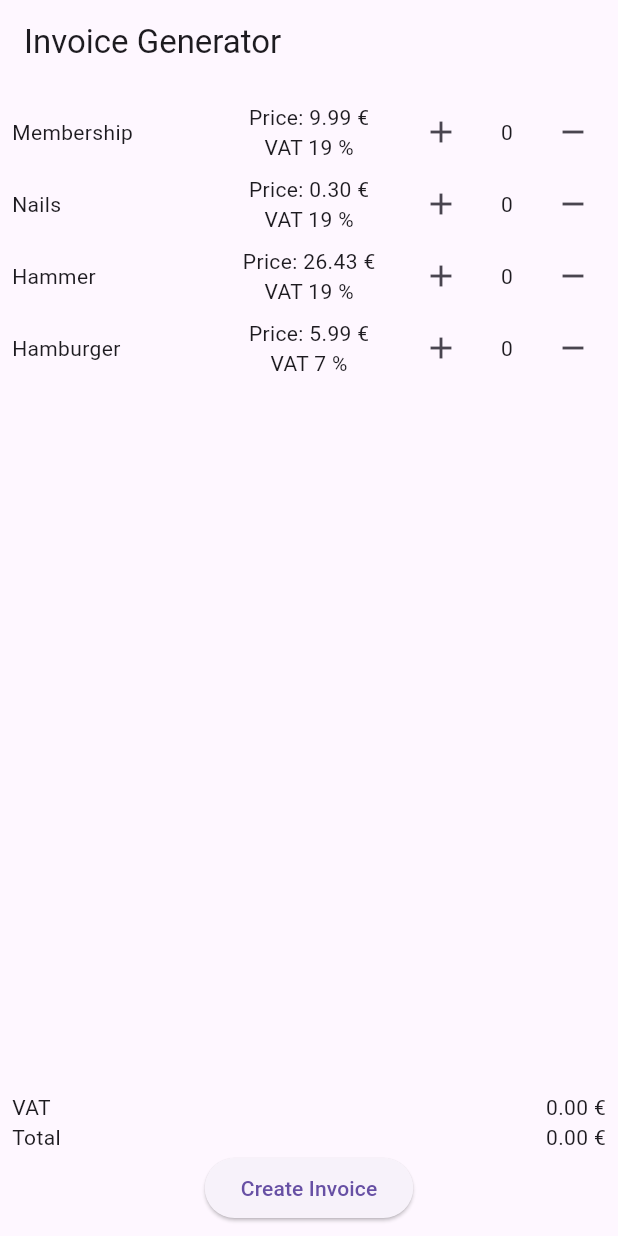
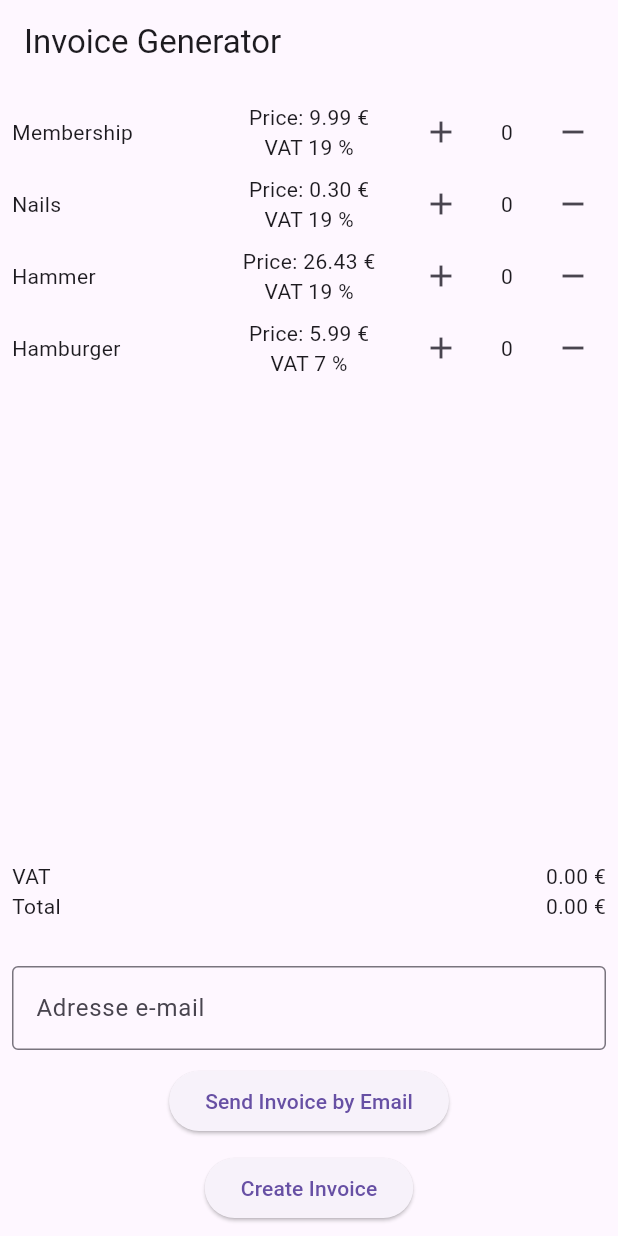
Before and after one commit to SjEDDA95/pdf_in_flutter_andmore, a Flutter app: the screen it shows after launch, on a phone screen of 412 x 824 dp. Run offline on Flutter 3.47's test engine with Material 3 defaults, Android fonts, the phone set to English and light mode, and no system bars; our stand-ins replace pdf; missing offline and left inert: flutter_email_sender, open_document.

```diff
--- a/lib/invoice_service.dart
+++ b/lib/invoice_service.dart
@@ -7,6 +7,7 @@ import 'package:path_provider/path_provider.dart';
 import 'model/product.dart';
 import 'package:pdf/pdf.dart';
 import 'package:pdf/widgets.dart' as pw;
+import 'package:flutter_email_sender/flutter_email_sender.dart';
 
 class CustomRow {
   final String itemName;
@@ -172,4 +173,24 @@ class PdfInvoiceService {
         )
         .toStringAsFixed(2);
   }
+
+  sendEmailWithInvoice(String recipientEmail, Uint8List pdfData) async {
+    final tempDir = await getTemporaryDirectory();
+    final filePath = '${tempDir.path}/invoice.pdf';
+    final file = File(filePath);
+    await file.writeAsBytes(pdfData);
+
+    final Email email = Email(
+      body: "Here is your invoice",
+      subject: "Your invoice",
+      recipients: [recipientEmail],
+      attachmentPaths: [filePath],
+      isHTML: false,
+    );
+    try {
+      await FlutterEmailSender.send(email);
+    } catch (error) {
+      print("bruh");
+    }
+  }
 }
--- a/lib/main.dart
+++ b/lib/main.dart
@@ -39,6 +39,8 @@ class _HomePageState extends State<HomePage> {
     Product("Hamburger", 5.99, 7),
   ];
   int number = 0;
+
+  final TextEditingController emailController = TextEditingController();
 
   @override
   Widget build(BuildContext context) {
@@ -111,6 +113,36 @@ class _HomePageState extends State<HomePage> {
               mainAxisAlignment: MainAxisAlignment.spaceBetween,
               children: [const Text("Total"), Text("${getTotal()} €")],
             ),
+            const SizedBox(height: 30),
+            TextField(
+              controller: emailController,
+              decoration: const InputDecoration(
+                labelText: "Adresse e-mail",
+                hintText: "Entrez l'adresse du client",
+                border: OutlineInputBorder(),
+              ),
+              keyboardType: TextInputType.emailAddress,
+            ),
+            const SizedBox(height: 10),
+            ElevatedButton(
+              onPressed: () async {
+                final email = emailController.text;
+                if (email.isEmpty) {
+                  ScaffoldMessenger.of(context).showSnackBar(
+                    const SnackBar(content: Text("Entrez une adresse mail")),
+                  );
+                  return;
+                }
+                final data = await service.createInvoice(products);
+                await service.sendEmailWithInvoice(email, data);
+                emailController.clear();
+                ScaffoldMessenger.of(context).showSnackBar(
+                  const SnackBar(content: Text("Invoice successfully sent")),
+                );
+              },
+              child: const Text("Send Invoice by Email"),
+            ),
+            const SizedBox(height: 10),
             ElevatedButton(
               onPressed: () async {
                 final data = await service.createInvoice(products);
--- a/pubspec.yaml
+++ b/pubspec.yaml
@@ -39,6 +39,7 @@ dependencies:
   open_document: ^1.0.7
   path_provider: ^2.1.5
   permission_handler: ^10.2.0
+  flutter_email_sender: ^5.0.2
 
 dev_dependencies:
   flutter_test:
```
Also changed, not shown: pubspec.lock.
